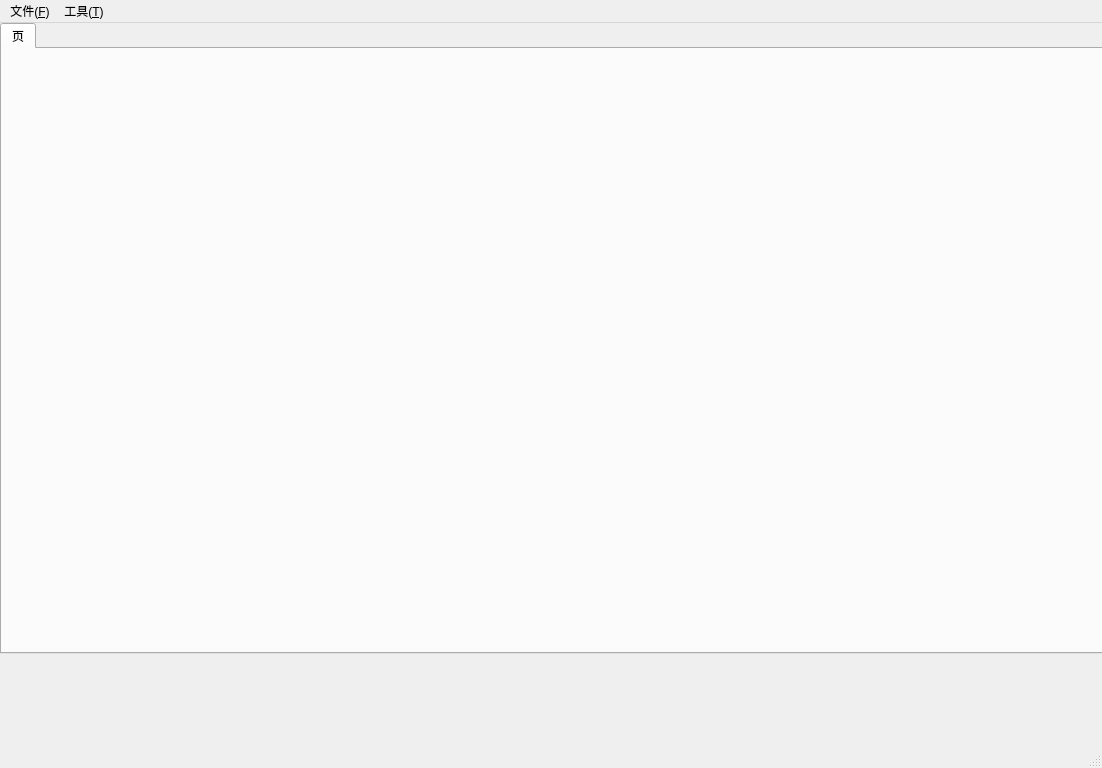
jpcstpj7281/gameseer, file ac1608/mainwindow.ui: the form before one commit.
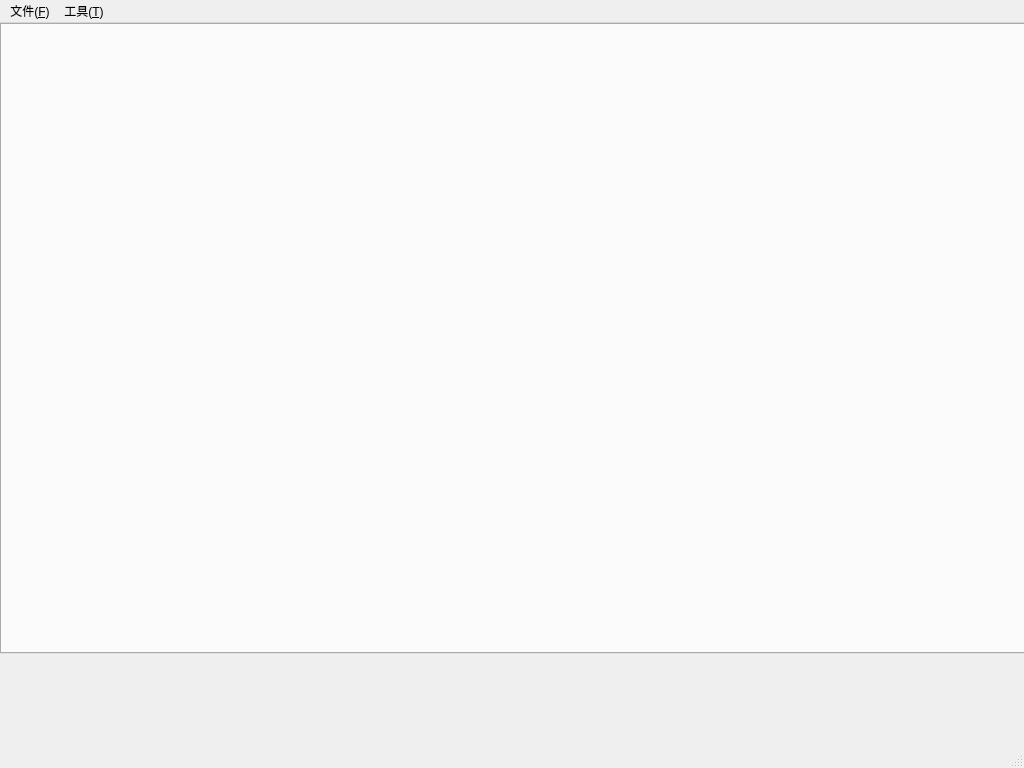
The form after the commit.

```diff
--- a/ac1608/mainwindow.ui
+++ b/ac1608/mainwindow.ui
@@ -6,14 +6,14 @@
    <rect>
     <x>0</x>
     <y>0</y>
-    <width>1102</width>
+    <width>1024</width>
     <height>768</height>
    </rect>
   </property>
   <property name="minimumSize">
    <size>
-    <width>800</width>
-    <height>600</height>
+    <width>1024</width>
+    <height>768</height>
    </size>
   </property>
   <property name="baseSize">
@@ -31,7 +31,7 @@
      <rect>
       <x>0</x>
       <y>0</y>
-      <width>1111</width>
+      <width>1026</width>
       <height>631</height>
      </rect>
     </property>
@@ -44,11 +44,6 @@
     <property name="currentIndex">
      <number>0</number>
     </property>
-    <widget class="QWidget" name="tab">
-     <attribute name="title">
-      <string>页</string>
-     </attribute>
-    </widget>
    </widget>
   </widget>
   <widget class="QMenuBar" name="menuBar">
@@ -56,7 +51,7 @@
     <rect>
      <x>0</x>
      <y>0</y>
-     <width>1102</width>
+     <width>1024</width>
      <height>23</height>
     </rect>
    </property>
```
Left out of the diff: 2 changed lines with no effect on the pictures.
